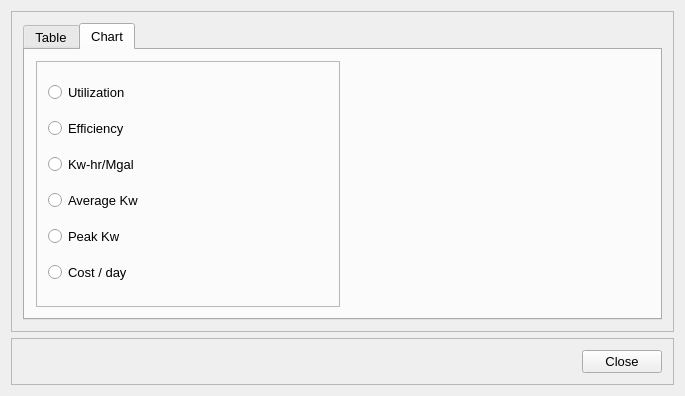
This is src/ui/EPANET/frmEnergyReportDesigner.ui in USEPA/SWMM-EPANET_User_Interface as Qt 5 draws it before an edit. The edited form follows.
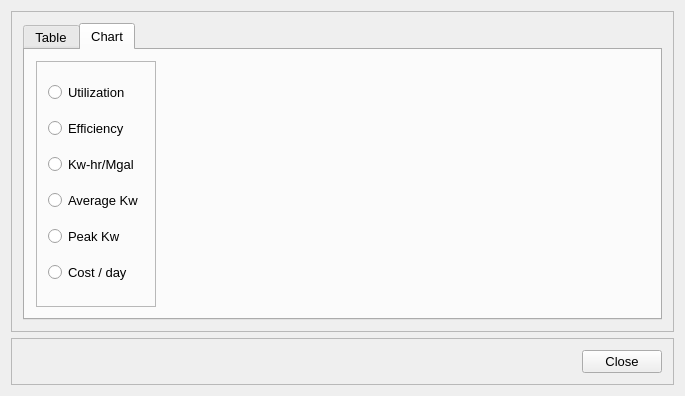
This is the edited form. The open tabs and pages were chosen to show the change.

Commit message: implement energy report bar chart

What changed in the file:
```diff
--- a/src/ui/EPANET/frmEnergyReportDesigner.ui
+++ b/src/ui/EPANET/frmEnergyReportDesigner.ui
@@ -162,7 +162,14 @@
             </widget>
            </item>
            <item>
-            <widget class="QWidget" name="widgetChart" native="true"/>
+            <widget class="QWidget" name="widgetChart" native="true">
+             <property name="sizePolicy">
+              <sizepolicy hsizetype="Preferred" vsizetype="Preferred">
+               <horstretch>80</horstretch>
+               <verstretch>0</verstretch>
+              </sizepolicy>
+             </property>
+            </widget>
            </item>
           </layout>
          </widget>
```
The commit also changes 2 other files.
